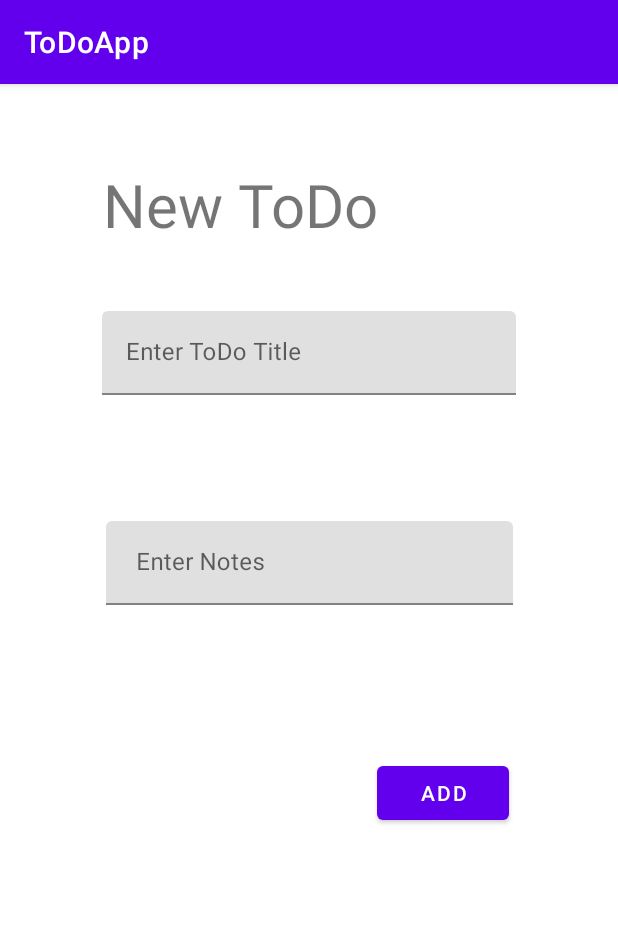
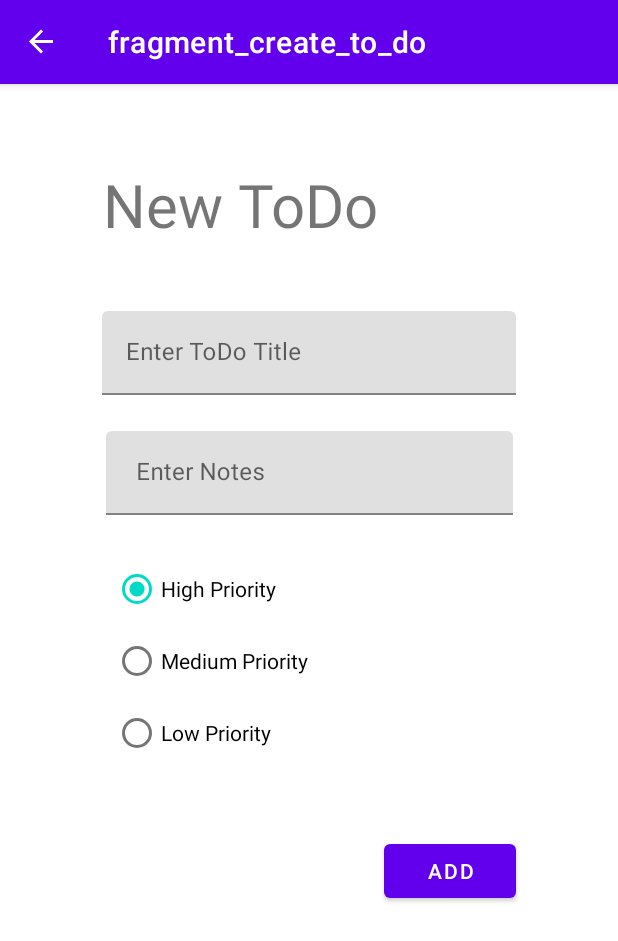
Before and after one commit to CatherineBC/160421082Week8, an Android app: the screen it shows after launch (MainActivity), after a tap on an icon or button, on a phone screen of 412 x 824 dp. Shown: the top 941 px of the screen. Run offline under Robolectric (Android 15) with nearby library versions, the phone set to English and light mode, and no system bars; our stand-ins replace Room's generated code, navigation-ui.

Commit message:
exercise di kelas

```diff
--- a/ToDoApp/app/src/main/java/com/ubaya/todoapp/model/ToDoDao.kt
+++ b/ToDoApp/app/src/main/java/com/ubaya/todoapp/model/ToDoDao.kt
@@ -11,12 +11,15 @@ import androidx.room.Query
         @Insert(onConflict = OnConflictStrategy.REPLACE)
         fun insertAll(vararg todo:Todo)
 
-        @Query("SELECT * FROM todo")
+        @Query("SELECT * FROM todo ORDER BY priority DESC")
         fun selectAllTodo(): List<Todo>
 
         @Query("SELECT * FROM todo WHERE uuid= :id")
         fun selectTodo(id:Int): Todo
 
+        @Query("UPDATE todo SET title=:title, notes=:notes, priority=:priority WHERE uuid = :id")
+        fun update(title:String, notes:String, priority:Int, id:Int) //ini harus dijalankan setelah database dimigrasi. baru bole update habis migrasi gitu itu gunanya suspend
+
         @Delete
         fun deleteTodo(todo:Todo)
     }
--- a/ToDoApp/app/src/main/java/com/ubaya/todoapp/model/ToDoDatabase.kt
+++ b/ToDoApp/app/src/main/java/com/ubaya/todoapp/model/ToDoDatabase.kt
@@ -4,8 +4,10 @@ import android.content.Context
 import androidx.room.Database
 import androidx.room.Room
 import androidx.room.RoomDatabase
+import com.ubaya.todoapp.util.DB_NAME
+import com.ubaya.todoapp.util.MIGRATION_1_2
 
-@Database(entities = arrayOf(Todo::class), version =  1)
+@Database(entities = arrayOf(Todo::class), version =  2)
 abstract class TodoDatabase:RoomDatabase() {
     abstract fun todoDao(): TodoDao
 
@@ -13,11 +15,13 @@ abstract class TodoDatabase:RoomDatabase() {
         @Volatile private var instance: TodoDatabase ?= null
         private val LOCK = Any()
 
-        fun buildDatabase(context: Context) =
-            Room.databaseBuilder(
-                context.applicationContext,
-                TodoDatabase::class.java,
-                "newtododb").build()
+        private fun buildDatabase(context:Context) = Room.databaseBuilder(
+            context.applicationContext,
+            TodoDatabase::class.java, "newtododb")
+            .addMigrations(MIGRATION_1_2)
+            .build()
+
+
         operator fun invoke(context:Context) {
             if(instance!=null) {
                 synchronized(LOCK) {
--- a/ToDoApp/app/src/main/java/com/ubaya/todoapp/model/Todo.kt
+++ b/ToDoApp/app/src/main/java/com/ubaya/todoapp/model/Todo.kt
@@ -9,7 +9,11 @@ data class Todo(
     @ColumnInfo(name="title")
     var title:String,
     @ColumnInfo(name="notes")
-    var notes:String
+    var notes:String,
+    @ColumnInfo(name="priority")
+    var priority:Int,
+    @ColumnInfo(name="is_done")
+    var is_do:Int = 0
 ) {
     @PrimaryKey(autoGenerate = true)
     var uuid: Int = 0
--- /dev/null
+++ b/ToDoApp/app/src/main/java/com/ubaya/todoapp/util/util.kt
@@ -0,0 +1,28 @@
+package com.ubaya.todoapp.util
+
+import android.content.Context
+import androidx.room.Room
+import androidx.room.migration.Migration
+import androidx.sqlite.db.SupportSQLiteDatabase
+import com.ubaya.todoapp.model.TodoDatabase
+
+val DB_NAME = "newtododb"
+
+
+
+fun buildDb(context: Context):TodoDatabase {
+    val db = Room.databaseBuilder(context,
+        TodoDatabase::class.java, DB_NAME)
+        .addMigrations(MIGRATION_1_2)
+        .build()
+
+    return db
+}
+
+
+val MIGRATION_1_2 = object : Migration(1, 2) {
+    override fun migrate(database: SupportSQLiteDatabase) {
+        database.execSQL(
+            "ALTER TABLE todo ADD COLUMN priority INTEGER DEFAULT 3 not null")
+    }
+}
--- a/ToDoApp/app/src/main/java/com/ubaya/todoapp/view/MainActivity.kt
+++ b/ToDoApp/app/src/main/java/com/ubaya/todoapp/view/MainActivity.kt
@@ -2,11 +2,25 @@ package com.ubaya.todoapp.view
 
 import androidx.appcompat.app.AppCompatActivity
 import android.os.Bundle
+import androidx.navigation.NavController
+import androidx.navigation.fragment.NavHostFragment
+import androidx.navigation.ui.NavigationUI
 import com.ubaya.todoapp.R
 
 class MainActivity : AppCompatActivity() {
+    private lateinit var navController: NavController
+
     override fun onCreate(savedInstanceState: Bundle?) {
         super.onCreate(savedInstanceState)
         setContentView(R.layout.activity_main)
+
+        navController = (supportFragmentManager.findFragmentById(R.id.fragmentHost) as NavHostFragment).navController
+        NavigationUI.setupActionBarWithNavController(this, navController)
+
     }
+
+    override fun onSupportNavigateUp(): Boolean {
+        return NavigationUI.navigateUp(navController,null)
+    }
+
 }
--- a/ToDoApp/app/src/main/java/com/ubaya/todoapp/viewmodel/ListToDoViewModel.kt
+++ b/ToDoApp/app/src/main/java/com/ubaya/todoapp/viewmodel/ListToDoViewModel.kt
@@ -5,6 +5,7 @@ import androidx.lifecycle.AndroidViewModel
 import androidx.lifecycle.MutableLiveData
 import com.ubaya.todoapp.model.Todo
 import com.ubaya.todoapp.model.TodoDatabase
+import com.ubaya.todoapp.util.buildDb
 import kotlinx.coroutines.CoroutineScope
 import kotlinx.coroutines.Dispatchers
 import kotlinx.coroutines.Job
@@ -27,9 +28,7 @@ class ListTodoViewModel(application: Application)
         loadingLD.value = true
         todoLoadErrorLD.value = false
         launch {
-            val db = TodoDatabase.buildDatabase(
-                getApplication()
-            )
+            val db = buildDb(getApplication())
 
             todoLD.postValue(db.todoDao().selectAllTodo())
             loadingLD.postValue(false)
@@ -38,9 +37,7 @@ class ListTodoViewModel(application: Application)
 
     fun clearTask(todo: Todo) {
         launch {
-            val db = TodoDatabase.buildDatabase(
-                getApplication()
-            )
+            val db = buildDb(getApplication())
             db.todoDao().deleteTodo(todo)
 
             todoLD.postValue(db.todoDao().selectAllTodo())
--- a/ToDoApp/app/src/main/res/layout/fragment_create_to_do.xml
+++ b/ToDoApp/app/src/main/res/layout/fragment_create_to_do.xml
@@ -10,8 +10,40 @@
         android:layout_width="match_parent"
         android:layout_height="match_parent">
 
+        <RadioGroup
+            android:id="@+id/radioGroupPriority"
+            android:layout_width="262dp"
+            android:layout_height="144dp"
+            android:layout_marginTop="20dp"
+            app:layout_constraintEnd_toEndOf="parent"
+            app:layout_constraintStart_toStartOf="parent"
+            app:layout_constraintTop_toBottomOf="@+id/textInputLayout2">
+
+            <RadioButton
+                android:id="@+id/radioHigh"
+                android:layout_width="match_parent"
+                android:layout_height="wrap_content"
+                android:checked="true"
+                android:tag="3"
+                android:text="High Priority" />
+
+            <RadioButton
+                android:id="@+id/radioMedium"
+                android:layout_width="match_parent"
+                android:layout_height="wrap_content"
+                android:tag="2"
+                android:text="Medium Priority" />
+
+            <RadioButton
+                android:id="@+id/radioLow"
+                android:layout_width="match_parent"
+                android:layout_height="wrap_content"
+                android:tag="1"
+                android:text="Low Priority" />
+        </RadioGroup>
+
         <TextView
-            android:id="@+id/textView"
+            android:id="@+id/txtJudulToDo"
             android:layout_width="wrap_content"
             android:layout_height="wrap_content"
             android:layout_marginTop="52dp"
@@ -43,7 +75,7 @@
             android:id="@+id/textInputLayout2"
             android:layout_width="271dp"
             android:layout_height="61dp"
-            android:layout_marginTop="80dp"
+            android:layout_marginTop="20dp"
             app:layout_constraintEnd_toEndOf="parent"
             app:layout_constraintStart_toStartOf="parent"
             app:layout_constraintTop_toBottomOf="@+id/textInputLayout">
@@ -59,10 +91,10 @@
             android:id="@+id/btnAdd"
             android:layout_width="wrap_content"
             android:layout_height="wrap_content"
-            android:layout_marginTop="96dp"
+            android:layout_marginTop="208dp"
             android:text="Add"
             app:layout_constraintEnd_toEndOf="parent"
-            app:layout_constraintHorizontal_bias="0.779"
+            app:layout_constraintHorizontal_bias="0.792"
             app:layout_constraintStart_toStartOf="parent"
             app:layout_constraintTop_toBottomOf="@+id/textInputLayout2" />
 
--- a/ToDoApp/app/src/main/res/navigation/navigation_main.xml
+++ b/ToDoApp/app/src/main/res/navigation/navigation_main.xml
@@ -15,10 +15,24 @@
             app:destination="@id/createToDoFragment"
             app:enterAnim="@anim/nav_default_enter_anim"
             app:exitAnim="@anim/nav_default_exit_anim" />
+        <action
+            android:id="@+id/action_toDoList_to_editToDoFragment"
+            app:destination="@id/editToDoFragment" />
+        <action
+            android:id="@+id/actionEditFragment"
+            app:destination="@id/editToDoFragment" />
     </fragment>
     <fragment
         android:id="@+id/createToDoFragment"
         android:name="com.ubaya.todoapp.view.CreateToDoFragment"
         android:label="fragment_create_to_do"
         tools:layout="@layout/fragment_create_to_do" />
+    <fragment
+        android:id="@+id/editToDoFragment"
+        android:name="com.ubaya.todoapp.view.EditToDoFragment"
+        android:label="EditToDoFragment" >
+        <argument
+            android:name="uuid"
+            app:argType="integer" />
+    </fragment>
 </navigation>
```
Also changed, not shown: ToDoApp/app/src/main/java/com/ubaya/todoapp/view/CreateToDoFragment.kt (+7 -4 lines), ToDoApp/app/src/main/java/com/ubaya/todoapp/view/EditToDoFragment.kt (added, +69 -0 lines), ToDoApp/app/src/main/java/com/ubaya/todoapp/view/ToDoListAdapter.kt (+9 -0 lines), ToDoApp/app/src/main/java/com/ubaya/todoapp/viewmodel/DetailToDoViewModel.kt (+22 -3 lines).
